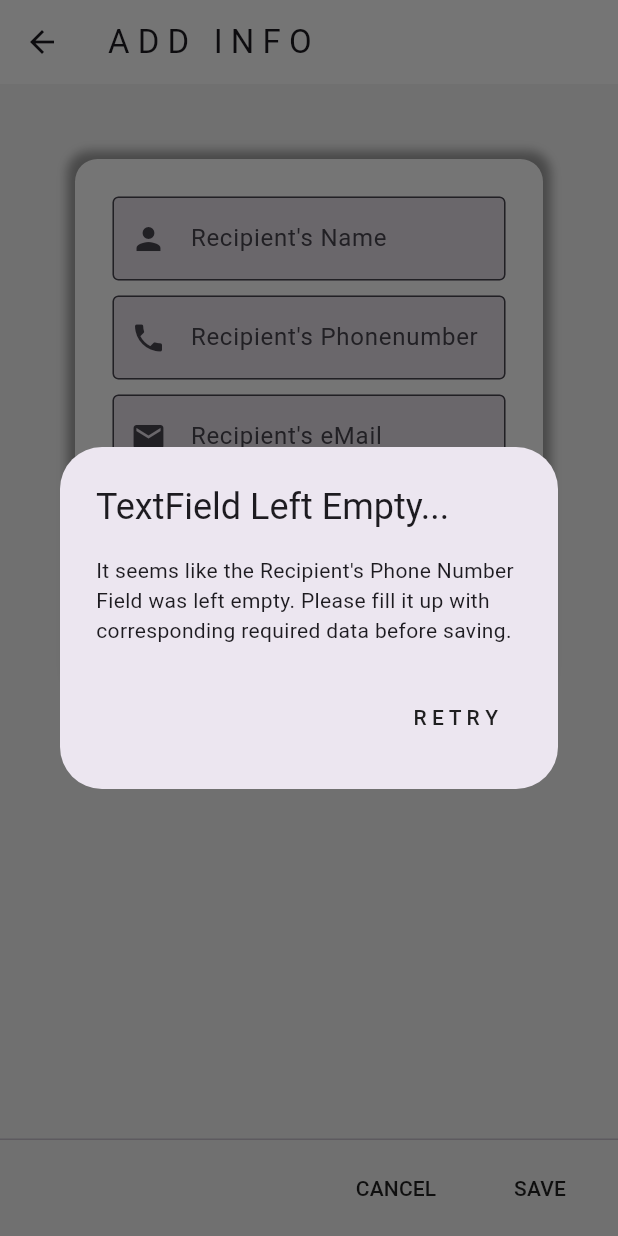
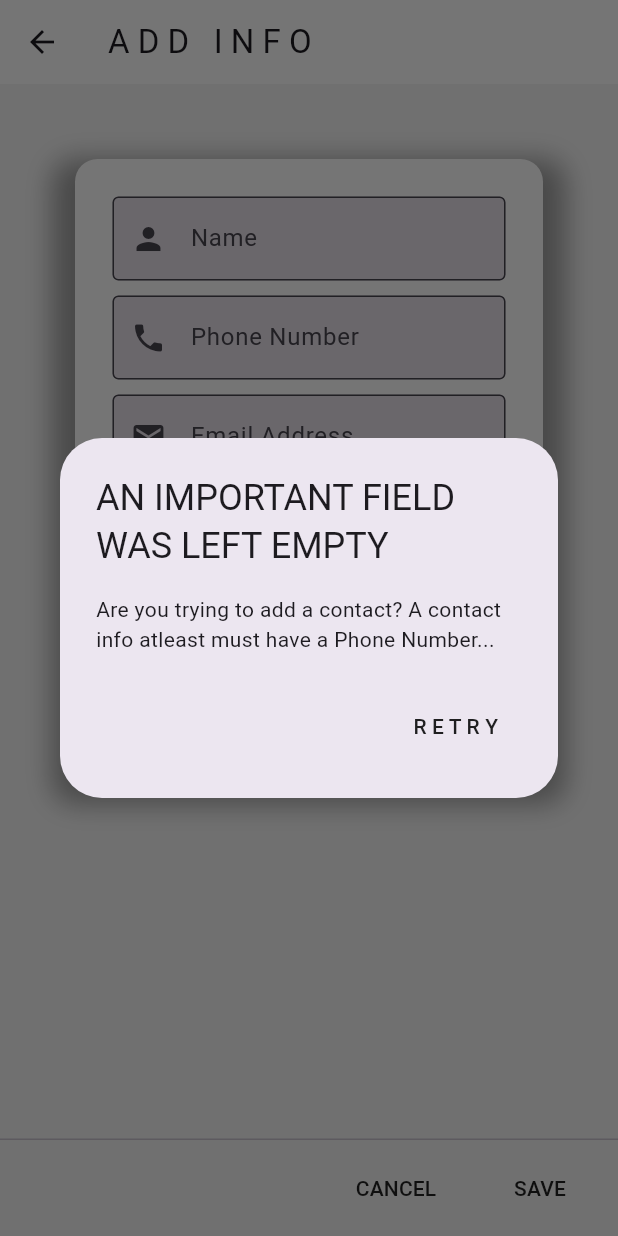
Before and after one commit to id1otSavan7/Flutter-Contact-Manager, a Flutter app: the AddRecipientPage screen opened by its route, after a tap on "CANCEL", after a tap on "ADD CONTACT?", after a tap on "SAVE", on a phone screen of 412 x 824 dp. Run offline on Flutter 3.47's test engine with Material 3 defaults, Android fonts, the phone set to English and light mode, and no system bars; our stand-ins replace hive, hive_flutter; accounts and stored records are empty.

Commit message:
Improved system flow, added function helper, logic error handling, and improving system data flow/data handling.

```diff
--- a/lib/functions/helpers.dart
+++ b/lib/functions/helpers.dart
@@ -1,5 +1,8 @@
-import 'package:contact_manager/utils/appButton.dart';
+import 'package:contact_manager/data/models/Contact.dart';
+import 'package:contact_manager/functions/globals.dart';
+import 'package:contact_manager/utils/app_button.dart';
 import 'package:flutter/material.dart';
+import 'package:hive_flutter/hive_flutter.dart';
 
 void testFunction(){
   print('Was Clicked!');
@@ -9,13 +12,13 @@ String? isDataNull(String? data, String fallback){
   return data!.trim().isEmpty ? fallback : data.trim();
 }
 
-void showEmptyFieldError(BuildContext context){
+void showErrorDialog(BuildContext context, String? title, String? msg){
   showDialog(
       context: context,
       builder: (BuildContext context){
         return AlertDialog(
-          title: const Text('TextField Left Empty...'),
-          content: const Text('It seems like the Recipient\'s Phone Number Field was left empty. Please fill it up with corresponding required data before saving.'),
+          title: Text(title!),
+          content: Text(msg!),
           actions: [
             AppButton(onPressedEvent: (){
               Navigator.pop(context);
@@ -25,3 +28,17 @@ void showEmptyFieldError(BuildContext context){
       }
     );
 }
+
+bool phoneNumberExists(String phoneNumber) {
+  var box = Hive.box<Contact>('Contacts');
+  phoneNumber = phoneNumber.trim();
+  return box.values.any((contacts) => contacts.recipientPhoneNumber == phoneNumber);
+}
+
+void disposeControllerData() {
+  recipientName.clear();
+  recipientPhoneNumber.clear();
+  recipientEmailAddress.clear();
+  recipientAddress.clear();
+  recipientRelation.clear();
+}
--- a/lib/pages/addContactPage.dart
+++ /dev/null
@@ -1,141 +0,0 @@
-import 'package:contact_manager/data/database.dart';
-import 'package:contact_manager/data/models/Contact.dart';
-import 'package:contact_manager/functions/helpers.dart';
-import 'package:contact_manager/functions/globals.dart';
-import 'package:contact_manager/utils/appButton.dart';
-import 'package:flutter/material.dart';
-import 'package:flutter/services.dart';
-
-class AddRecipientPage extends StatefulWidget {
-  const AddRecipientPage({super.key});
-
-  @override
-  State<AddRecipientPage> createState() => _AddRecipientPageState();
-}
-
-class _AddRecipientPageState extends State<AddRecipientPage> {
-
-
-  @override
-  Widget build(BuildContext context) {
-    return SafeArea(child: Scaffold(
-      backgroundColor: defaultBodyColor,
-      appBar: AppBar(
-        title: (isModifying) ? const Text('M O D I F Y I N G   I N F O ') : const Text('A D D   I N F O'),
-        backgroundColor: defaultColor,
-      ),
-      body: Container(
-        height: 350,
-        margin: const EdgeInsets.all(50),
-        padding: const EdgeInsets.all(25),
-        decoration: BoxDecoration(
-          color: defaultColor,
-          borderRadius: BorderRadius.circular(15),
-          boxShadow: const [
-            BoxShadow(
-              color: Colors.grey,
-              spreadRadius: 5,
-              blurRadius: 5,
-              offset: Offset(0, 0)
-            )
-          ],
-        ),
-        child: Column(
-          children: [
-            //Recipient's Name
-            TextField(
-              controller: recipientName,
-              keyboardType: TextInputType.name,
-              decoration: const InputDecoration(
-                border: OutlineInputBorder(),
-                label: Text('Recipient\'s Name'),
-                prefixIcon: Icon(Icons.person),
-                filled: true,
-              ),
-            ),
-            const SizedBox(height: 10,),
-
-            //Recipient's Phone Number
-            TextField(
-              inputFormatters: [
-                FilteringTextInputFormatter.digitsOnly,
-                LengthLimitingTextInputFormatter(15),
-              ],
-              controller: recipientPhoneNumber,
-              keyboardType: TextInputType.number,
-              decoration: const InputDecoration(
-                border: OutlineInputBorder(),
-                label: Text('Recipient\'s Phonenumber'),
-                prefixIcon: Icon(Icons.phone),
-                filled: true,
-              ),
-            ),
-            const SizedBox(height: 10,),
-
-            //Recipient's eMail
-            TextField(
-              keyboardType: TextInputType.emailAddress,
-              controller: recipientEmailAddress,
-              decoration: const InputDecoration(
-                border: OutlineInputBorder(),
-                label: Text('Recipient\'s eMail'),
-                prefixIcon: Icon(Icons.mail),
-                filled: true,
-              ),
-            ),
-            const SizedBox(height: 10,),
-
-            //Recipient's Address
-            TextField(
-              keyboardType: TextInputType.streetAddress,
-              controller: recipientAddress,
-              decoration: const InputDecoration(
-                border: OutlineInputBorder(),
-                label: Text('Recipient\'s Home Address'),
-                prefixIcon: Icon(Icons.home),
-                filled: true,
-              ),
-            ),
-            const SizedBox(height: 10,),
-
-            //Recipient's Relationship
-            TextField(
-              keyboardType: TextInputType.text,
-              controller: recipientRelation,
-              decoration: const InputDecoration(
-                border: OutlineInputBorder(),
-                label: Text('Recipient\'s Relationship'),
-                prefixIcon: Icon(Icons.group),
-                filled: true,
-              ),
-            ),
-          ],
-        ),
-      ),
-      persistentFooterButtons: [
-        AppButton(onPressedEvent: (){
-          Navigator.popAndPushNamed(context, '/homePage');
-        }, content: const Text('CANCEL')),
-        AppButton(onPressedEvent: (){
-          if (recipientPhoneNumber.text.isNotEmpty){
-            final contact = Contact(
-              recipientName: recipientName.text,
-              recipientPhoneNumber: recipientPhoneNumber.text,
-              recipientEmailAddress: recipientEmailAddress.text,
-              recipientAddress: recipientAddress.text,
-              recipientRelation: recipientRelation.text);
-
-            setState(() {
-              Book().addContact(contact);
-            });
-
-            Navigator.popAndPushNamed(context, '/homePage');
-          } else {
-            showEmptyFieldError(context);
-          }
-
-        }, content: const Text('SAVE')),
-      ],
-    ));
-  }
-}
--- /dev/null
+++ b/lib/pages/add_contact_page.dart
@@ -0,0 +1,86 @@
+import 'package:contact_manager/data/database.dart';
+import 'package:contact_manager/data/models/Contact.dart';
+import 'package:contact_manager/functions/helpers.dart';
+import 'package:contact_manager/functions/globals.dart';
+import 'package:contact_manager/utils/app_button.dart';
+import 'package:contact_manager/utils/user_field_entry.dart';
+import 'package:flutter/material.dart';
+
+class AddRecipientPage extends StatefulWidget {
+  const AddRecipientPage({super.key});
+
+  @override
+  State<AddRecipientPage> createState() => _AddRecipientPageState();
+}
+
+class _AddRecipientPageState extends State<AddRecipientPage> {
+  @override
+  Widget build(BuildContext context) {
+    return SafeArea(child: Scaffold(
+      backgroundColor: defaultBodyColor,
+      appBar: AppBar(
+        title: const Text('A D D   I N F O'),
+        backgroundColor: defaultColor,
+      ),
+      body: Container(
+        height: 400,
+        margin: const EdgeInsets.all(50),
+        padding: const EdgeInsets.all(25),
+        decoration: BoxDecoration(
+          color: defaultColor,
+          borderRadius: BorderRadius.circular(15),
+          boxShadow: const [
+            BoxShadow(
+              color: Colors.grey,
+              spreadRadius: 15,
+              blurRadius: 15,
+              offset: Offset(0, 15)
+            )
+          ],
+        ),
+        child: UserEntryField(
+          isBeingModified: false,
+          name: recipientName,
+          phoneNumber: recipientPhoneNumber,
+          email: recipientEmailAddress,
+          address: recipientAddress,
+          relation: recipientRelation)
+      ),
+      persistentFooterButtons: [
+        AppButton(onPressedEvent: (){
+          disposeControllerData();
+          Navigator.popAndPushNamed(context, '/home');
+        }, content: const Text('CANCEL')),
+        AppButton(onPressedEvent: (){
+          bool itExists = phoneNumberExists(recipientPhoneNumber.text);
+
+          if (recipientPhoneNumber.text.isEmpty){
+            showErrorDialog(
+              context,
+              'AN IMPORTANT FIELD WAS LEFT EMPTY',
+              'Are you trying to add a contact? A contact info atleast must have a Phone Number...'
+            );
+          } else if (itExists) {
+            showErrorDialog(
+              context,
+              'PHONE NUMBER ALREADY EXISTS',
+              'The Phone Number you\'re trying to add already exists...'
+            );
+          } else {
+            final contact = Contact(
+              recipientName: isDataNull(recipientName.text, 'Unknown Recipient'),
+              recipientPhoneNumber: recipientPhoneNumber.text,
+              recipientEmailAddress: isDataNull(recipientEmailAddress.text, 'No data recorded.'),
+              recipientAddress: isDataNull(recipientAddress.text, 'No data recorded.'),
+              recipientRelation: isDataNull(recipientRelation.text, 'No data recorded.'),);
+            setState(() {
+              Book().addContact(contact);
+            });
+            Navigator.popAndPushNamed(context, '/home');
+            disposeControllerData();
+          }
+        }, content: const Text('SAVE')),
+      ],
+    ));
+  }
+}
--- a/lib/pages/homePage.dart
+++ b/lib/pages/home_page.dart
@@ -1,11 +1,10 @@
 import 'package:contact_manager/data/database.dart';
 import 'package:contact_manager/data/models/Contact.dart';
-import 'package:contact_manager/functions/func_barrel.dart';
-import 'package:contact_manager/utils/contactTile_copy.dart';
-import 'package:contact_manager/utils/listEmptyNotice.dart';
+import 'package:contact_manager/functions/globals.dart';
+import 'package:contact_manager/utils/contact_tile.dart';
+import 'package:contact_manager/utils/emptylist_notice.dart';
 import 'package:flutter/material.dart';
 import 'package:hive_flutter/hive_flutter.dart';
-import 'package:hive/hive.dart';
 import 'package:hive_flutter/adapters.dart';
 
 class Homepage extends StatefulWidget {
@@ -17,26 +16,58 @@ class Homepage extends StatefulWidget {
 
 class _HomepageState extends State<Homepage> {
   final Box<Contact> _data = Hive.box<Contact>('Contacts');
+  Book book = Book();
 
-  Book book = Book();
+  int _selectedIndex = 1;
+  final List<String> _routes = [
+      '/addContact',
+      '/home',
+      '/viewProfile',
+  ];
+
+  void _navigateToPages(int index) {
+    if(_selectedIndex != index){
+      setState(() {
+        _selectedIndex = index;
+      });
+      Navigator.popAndPushNamed(context, _routes[_selectedIndex]);
+    }
+  }
 
   @override
   Widget build(BuildContext context) {
     return SafeArea(
       child: Scaffold(
+        backgroundColor: defaultBodyColor,
         appBar: AppBar(
           title: const Text('C O N T A C T S'),
           elevation: 0,
           backgroundColor: defaultColor,
           actions: [
-            IconButton(onPressed: (){
-              Navigator.popAndPushNamed(context, '/addContactPage');
-            }, icon: const Icon(Icons.add))
+            IconButton(onPressed: (){}, icon: const Icon(Icons.search)),
+            IconButton(onPressed: (){}, icon: const Icon(Icons.settings))
           ],
         ),
+        bottomNavigationBar: BottomNavigationBar(
+          currentIndex:  _selectedIndex,
+          onTap: _navigateToPages,
+          items: const [
+            //Page Route: Home
+            BottomNavigationBarItem(
+              icon: Icon(Icons.add),
+              label: 'ADD CONTACT'
+            ),
+            BottomNavigationBarItem(
+              icon: Icon(Icons.list_alt),
+              label: 'CONTACTS'
+            ),
+            BottomNavigationBarItem(
+              icon: Icon(Icons.person),
+              label: 'PROFILE'
+            ),
+          ]),
         body: Container(
-          color: defaultBodyColor,
-          padding: const EdgeInsets.all(10),
+          padding: const EdgeInsets.all(20),
           child: ValueListenableBuilder(
             valueListenable: _data.listenable(),
             builder: (context, box, _){
@@ -45,7 +76,7 @@ class _HomepageState extends State<Homepage> {
                 return EmptyListNotice(
                   function: () {
                     Navigator.popAndPushNamed(
-                      context, '/addContactPage');
+                      context, '/addContact');
                   },);
               }
               return ListView.builder(
--- a/lib/utils/contactTile_copy.dart
+++ b/lib/utils/contact_tile.dart
@@ -1,6 +1,6 @@
 import 'package:contact_manager/data/models/Contact.dart';
 import 'package:contact_manager/functions/globals.dart';
-import 'package:contact_manager/utils/showContactInfo.dart';
+import 'package:contact_manager/utils/show_contact_info.dart';
 import 'package:flutter/material.dart';
 
 class ContactTile extends StatefulWidget {
@@ -60,7 +60,7 @@ class _ContactTileState extends State<ContactTile> {
         title: Text(widget.contact!.recipientName ?? 'Unknown Recipient'),
         subtitle: Text(widget.contact!.recipientPhoneNumber ?? ''),
         onTap: () {
-          showContactInfo();
+          Navigator.popAndPushNamed(context, '/viewContact');
         },
       ),
     );
--- a/lib/utils/listEmptyNotice.dart
+++ b/lib/utils/emptylist_notice.dart
@@ -1,5 +1,5 @@
 import 'package:contact_manager/functions/globals.dart';
-import 'package:contact_manager/utils/appButton.dart';
+import 'package:contact_manager/utils/app_button.dart';
 import 'package:flutter/material.dart';
 
 class EmptyListNotice extends StatelessWidget {
--- /dev/null
+++ b/lib/utils/user_field_entry.dart
@@ -0,0 +1,106 @@
+import 'package:flutter/material.dart';
+import 'package:flutter/services.dart';
+
+class UserEntryField extends StatefulWidget {
+  final bool isBeingModified;
+  final TextEditingController name;
+  final TextEditingController phoneNumber;
+  final TextEditingController email;
+  final TextEditingController address;
+  final TextEditingController relation;
+
+  const UserEntryField({
+    super.key,
+    required this.isBeingModified,
+    required this.name,
+    required this.phoneNumber,
+    required this.email,
+    required this.address,
+    required this.relation
+    });
+
+  @override
+  State<UserEntryField> createState() => _UserEntryFieldState();
+}
+
+class _UserEntryFieldState extends State<UserEntryField> {
+  @override
+  Widget build(BuildContext context) {
+    return Column(
+          children: [
+            //Recipient's Name
+            TextField(
+              readOnly: widget.isBeingModified,
+              controller: widget.name,
+              keyboardType: TextInputType.name,
+              decoration: const InputDecoration(
+                border: OutlineInputBorder(),
+                label: Text('Name'),
+                prefixIcon: Icon(Icons.person),
+                filled: true,
+              ),
+            ),
+            const SizedBox(height: 10,),
+
+            //Recipient's Phone Number
+            TextField(
+              readOnly: widget.isBeingModified,
+              inputFormatters: [
+                FilteringTextInputFormatter.digitsOnly,
+                LengthLimitingTextInputFormatter(15),
+              ],
+              controller: widget.phoneNumber,
+              keyboardType: TextInputType.number,
+              decoration: const InputDecoration(
+                border: OutlineInputBorder(),
+                label: Text('Phone Number'),
+                prefixIcon: Icon(Icons.phone),
+                filled: true,
+              ),
+            ),
+            const SizedBox(height: 10,),
+
+            //Recipient's eMail
+            TextField(
+              readOnly: widget.isBeingModified,
+              keyboardType: TextInputType.emailAddress,
+              controller: widget.email,
+              decoration: const InputDecoration(
+                border: OutlineInputBorder(),
+                label: Text('Email Address'),
+                prefixIcon: Icon(Icons.mail),
+                filled: true,
+              ),
+            ),
+            const SizedBox(height: 10,),
+
+            //Recipient's Address
+            TextField(
+              readOnly: widget.isBeingModified,
+              keyboardType: TextInputType.streetAddress,
+              controller: widget.address,
+              decoration: const InputDecoration(
+                border: OutlineInputBorder(),
+                label: Text('Location'),
+                prefixIcon: Icon(Icons.home),
+                filled: true,
+              ),
+            ),
+            const SizedBox(height: 10,),
+
+            //Recipient's Relationship
+            TextField(
+              readOnly: widget.isBeingModified,
+              keyboardType: TextInputType.text,
+              controller: widget.relation,
+              decoration: const InputDecoration(
+                border: OutlineInputBorder(),
+                label: Text('Relationship'),
+                prefixIcon: Icon(Icons.group),
+                filled: true,
+              ),
+            ),
+          ],
+    );
+  }
+}
```
Also changed, not shown: lib/data/database.dart (+0 -7 lines), lib/functions/globals.dart (+10 -3 lines), lib/main.dart (+11 -5 lines), lib/pages/view_contact_page.dart (added, +32 -0 lines), lib/pages/view_profile_page.dart (added, +26 -0 lines), lib/utils/show_contact_info.dart (renamed from lib/utils/showContactInfo.dart, +27 -75 lines), lib/functions/barrel.dart (renamed from lib/functions/func_barrel.dart), lib/utils/app_button.dart (renamed from lib/utils/appButton.dart), 2 other files.
